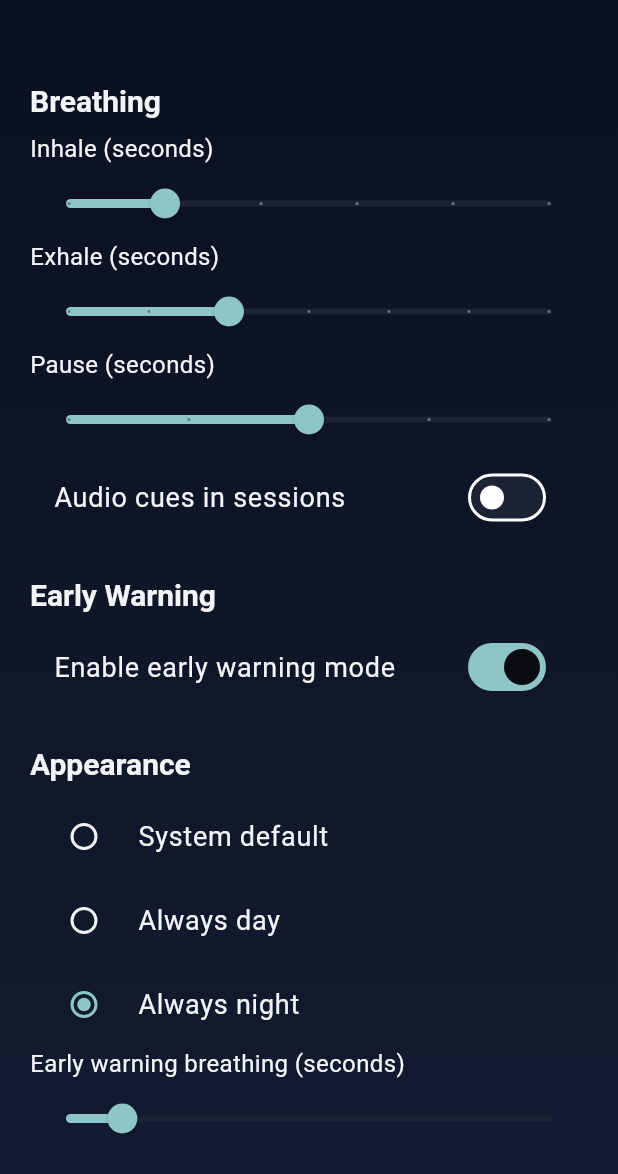
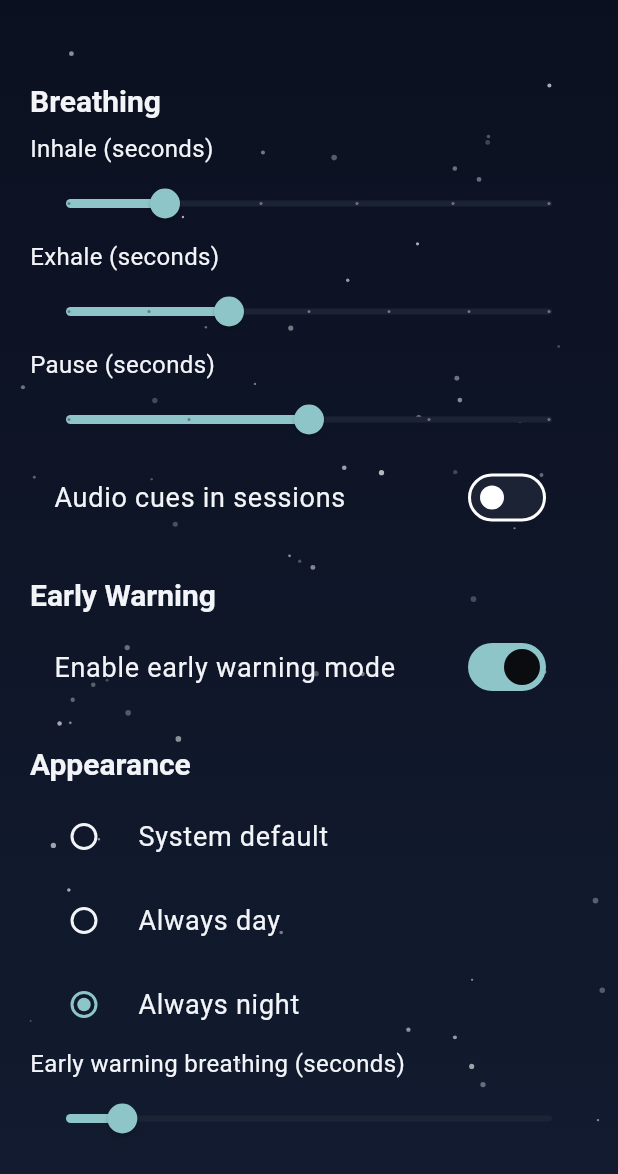
Before and after one commit to Vishwavijay1/Panic_fix, a Flutter app: the SettingsScreen screen opened by its route, after a tap on "Always night", on a phone screen of 412 x 824 dp, the part 62-1236 px from its top. Run offline on Flutter 3.47's test engine with Material 3 defaults, Android fonts, the phone set to English and light mode, and no system bars; our stand-ins replace audioplayers, shared_preferences; accounts and stored records are empty; Roboto replaces fonts that are missing (Geneva); project files that could hold a hidden picture were left out.

Commit message:
Add multi contacts and night sky background

```diff
--- a/panic_support/lib/models/settings.dart
+++ b/panic_support/lib/models/settings.dart
@@ -37,7 +37,7 @@ class AppSettings {
   final int earlyWarningSeconds;
   final bool reflectionEnabled;
   final List<String> customGroundingStatements;
-  final EmergencyContact? emergencyContact;
+  final List<EmergencyContact> emergencyContacts;
   final String? localEmergencyNumber;
   final String? crisisHotlineNumber;
   final String? crisisHotlineLabel;
@@ -52,7 +52,7 @@ class AppSettings {
     required this.earlyWarningSeconds,
     required this.reflectionEnabled,
     required this.customGroundingStatements,
-    required this.emergencyContact,
+    required this.emergencyContacts,
     required this.localEmergencyNumber,
     required this.crisisHotlineNumber,
     required this.crisisHotlineLabel,
@@ -68,7 +68,7 @@ class AppSettings {
     int? earlyWarningSeconds,
     bool? reflectionEnabled,
     List<String>? customGroundingStatements,
-    EmergencyContact? emergencyContact,
+    List<EmergencyContact>? emergencyContacts,
     String? localEmergencyNumber,
     String? crisisHotlineNumber,
     String? crisisHotlineLabel,
@@ -84,7 +84,7 @@ class AppSettings {
       reflectionEnabled: reflectionEnabled ?? this.reflectionEnabled,
       customGroundingStatements:
           customGroundingStatements ?? this.customGroundingStatements,
-      emergencyContact: emergencyContact ?? this.emergencyContact,
+      emergencyContacts: emergencyContacts ?? this.emergencyContacts,
       localEmergencyNumber: localEmergencyNumber ?? this.localEmergencyNumber,
       crisisHotlineNumber: crisisHotlineNumber ?? this.crisisHotlineNumber,
       crisisHotlineLabel: crisisHotlineLabel ?? this.crisisHotlineLabel,
@@ -101,7 +101,8 @@ class AppSettings {
         'earlyWarningSeconds': earlyWarningSeconds,
         'reflectionEnabled': reflectionEnabled,
         'customGroundingStatements': customGroundingStatements,
-        'emergencyContact': emergencyContact?.toMap(),
+        'emergencyContacts':
+            emergencyContacts.map((contact) => contact.toMap()).toList(),
         'localEmergencyNumber': localEmergencyNumber,
         'crisisHotlineNumber': crisisHotlineNumber,
         'crisisHotlineLabel': crisisHotlineLabel,
@@ -115,13 +116,24 @@ class AppSettings {
     final customList = rawCustom is List
         ? rawCustom.whereType<String>().map((e) => e.trim()).toList()
         : <String>[];
-    final emergencyMap = map['emergencyContact'];
-
-    EmergencyContact? contact;
-    if (emergencyMap is Map<String, dynamic>) {
-      contact = EmergencyContact.fromMap(emergencyMap);
-      if (contact.name.isEmpty && contact.phone.isEmpty) {
-        contact = null;
+    final emergencyList = <EmergencyContact>[];
+    final emergencyContactsRaw = map['emergencyContacts'];
+    if (emergencyContactsRaw is List) {
+      for (final entry in emergencyContactsRaw) {
+        if (entry is Map<String, dynamic>) {
+          final contact = EmergencyContact.fromMap(entry);
+          if (contact.name.isNotEmpty || contact.phone.isNotEmpty) {
+            emergencyList.add(contact);
+          }
+        }
+      }
+    } else {
+      final emergencyMap = map['emergencyContact'];
+      if (emergencyMap is Map<String, dynamic>) {
+        final contact = EmergencyContact.fromMap(emergencyMap);
+        if (contact.name.isNotEmpty || contact.phone.isNotEmpty) {
+          emergencyList.add(contact);
+        }
       }
     }
 
@@ -140,7 +152,7 @@ class AppSettings {
       earlyWarningSeconds: (map['earlyWarningSeconds'] as num?)?.toInt() ?? 60,
       reflectionEnabled: map['reflectionEnabled'] as bool? ?? false,
       customGroundingStatements: customList,
-      emergencyContact: contact,
+      emergencyContacts: emergencyList,
       localEmergencyNumber: map['localEmergencyNumber'] as String?,
       crisisHotlineNumber: map['crisisHotlineNumber'] as String?,
       crisisHotlineLabel: map['crisisHotlineLabel'] as String?,
@@ -163,7 +175,7 @@ class AppSettings {
       earlyWarningSeconds: 60,
       reflectionEnabled: false,
       customGroundingStatements: [],
-      emergencyContact: null,
+      emergencyContacts: [],
       localEmergencyNumber: '112',
       crisisHotlineNumber: '+91 9152987821',
       crisisHotlineLabel: 'iCall Helpline Service',
--- a/panic_support/lib/screens/settings_screen.dart
+++ b/panic_support/lib/screens/settings_screen.dart
@@ -31,8 +31,6 @@ class _SettingsScreenState extends State<SettingsScreen> {
     super.didChangeDependencies();
     if (_initialized) return;
     final settings = SettingsScope.of(context).settings;
-    _contactNameController.text = settings.emergencyContact?.name ?? '';
-    _contactPhoneController.text = settings.emergencyContact?.phone ?? '';
     _emergencyNumberController.text = settings.localEmergencyNumber ?? '';
     _crisisNumberController.text = settings.crisisHotlineNumber ?? '';
     _crisisLabelController.text = settings.crisisHotlineLabel ?? '';
@@ -41,6 +39,39 @@ class _SettingsScreenState extends State<SettingsScreen> {
     _pauseValue = settings.pauseSeconds.toDouble();
     _earlyWarningValue = settings.earlyWarningSeconds.toDouble();
     _initialized = true;
+  }
+
+  bool _isPhoneValid(String phone) {
+    final pattern = RegExp(r'^[0-9+()\\-\\s]+\$');
+    if (!pattern.hasMatch(phone)) return false;
+    final digitsOnly = phone.replaceAll(RegExp(r'\\D'), '');
+    return digitsOnly.length >= 7 && digitsOnly.length <= 15;
+  }
+
+  void _showError(String message) {
+    ScaffoldMessenger.of(context).showSnackBar(
+      SnackBar(content: Text(message)),
+    );
+  }
+
+  void _addContact(SettingsController controller) {
+    final name = _contactNameController.text.trim();
+    final phone = _contactPhoneController.text.trim();
+
+    if (phone.isEmpty) {
+      _showError('Enter a phone number.');
+      return;
+    }
+    if (!_isPhoneValid(phone)) {
+      _showError('Enter a valid phone number.');
+      return;
+    }
+
+    controller.addEmergencyContact(
+      EmergencyContact(name: name, phone: phone),
+    );
+    _contactNameController.clear();
+    _contactPhoneController.clear();
   }
 
   @override
@@ -193,7 +224,7 @@ class _SettingsScreenState extends State<SettingsScreen> {
                       ),
                     ),
                   ),
-            const SectionHeader('Emergency Contact'),
+          const SectionHeader('Emergency Contacts'),
           TextField(
             controller: _contactNameController,
             decoration: const InputDecoration(
@@ -211,36 +242,31 @@ class _SettingsScreenState extends State<SettingsScreen> {
             ),
           ),
           const SizedBox(height: 12),
-            Row(
-              children: [
-                Expanded(
+          SizedBox(
+            width: double.infinity,
             child: ElevatedButton(
-                    onPressed: () {
-                      final name = _contactNameController.text.trim();
-                      final phone = _contactPhoneController.text.trim();
-                      if (name.isEmpty && phone.isEmpty) {
-                        controller.updateEmergencyContact(null);
-                      } else {
-                        controller.updateEmergencyContact(
-                          EmergencyContact(name: name, phone: phone),
-                        );
-                      }
-                    },
-                    child: const Text('Save contact'),
+              onPressed: () => _addContact(controller),
+              child: const Text('Add contact'),
             ),
           ),
-                const SizedBox(width: 12),
-                Expanded(
-                  child: OutlinedButton(
-                    onPressed: () {
-                      _contactNameController.clear();
-                      _contactPhoneController.clear();
-                      controller.updateEmergencyContact(null);
-                    },
-                    child: const Text('Clear'),
+          const SizedBox(height: 12),
+          if (settings.emergencyContacts.isEmpty)
+            const Text('No emergency contacts added yet.'),
+          if (settings.emergencyContacts.isNotEmpty)
+            ...settings.emergencyContacts.asMap().entries.map(
+                  (entry) => ListTile(
+                    title: Text(
+                      entry.value.name.isNotEmpty
+                          ? entry.value.name
+                          : 'Emergency contact',
+                    ),
+                    subtitle: Text(entry.value.phone),
+                    trailing: IconButton(
+                      icon: const Icon(Icons.close),
+                      onPressed: () =>
+                          controller.removeEmergencyContactAt(entry.key),
                     ),
                   ),
-              ],
                 ),
             const SectionHeader('Crisis Support'),
             Text(
--- a/panic_support/lib/widgets/app_background.dart
+++ b/panic_support/lib/widgets/app_background.dart
@@ -1,4 +1,6 @@
 import 'package:flutter/material.dart';
+
+import 'night_sky.dart';
 
 class AppBackground extends StatelessWidget {
   final Widget child;
@@ -23,7 +25,12 @@ class AppBackground extends StatelessWidget {
           end: Alignment.bottomCenter,
         ),
       ),
-      child: child,
+      child: Stack(
+        children: [
+          if (isDark) const Positioned.fill(child: NightSky()),
+          child,
+        ],
+      ),
     );
   }
 }
--- /dev/null
+++ b/panic_support/lib/widgets/night_sky.dart
@@ -0,0 +1,172 @@
+import 'dart:math';
+
+import 'package:flutter/material.dart';
+
+class NightSky extends StatefulWidget {
+  const NightSky({super.key});
+
+  @override
+  State<NightSky> createState() => _NightSkyState();
+}
+
+class _NightSkyState extends State<NightSky>
+    with SingleTickerProviderStateMixin {
+  late final AnimationController _controller;
+  late final List<_Star> _stars;
+  late final List<_FallingStar> _fallingStars;
+
+  @override
+  void initState() {
+    super.initState();
+    final random = Random(42);
+    _stars = List.generate(60, (_) => _Star.random(random));
+    _fallingStars = List.generate(4, (_) => _FallingStar.random(random));
+
+    _controller = AnimationController(
+      vsync: this,
+      duration: const Duration(seconds: 26),
+    )..repeat();
+  }
+
+  @override
+  void dispose() {
+    _controller.dispose();
+    super.dispose();
+  }
+
+  @override
+  Widget build(BuildContext context) {
+    return IgnorePointer(
+      child: LayoutBuilder(
+        builder: (context, constraints) {
+          final size = Size(constraints.maxWidth, constraints.maxHeight);
+          return AnimatedBuilder(
+            animation: _controller,
+            builder: (context, _) {
+              return CustomPaint(
+                painter: _NightSkyPainter(
+                  stars: _stars,
+                  fallingStars: _fallingStars,
+                  progress: _controller.value,
+                ),
+                size: size,
+              );
+            },
+          );
+        },
+      ),
+    );
+  }
+}
+
+class _NightSkyPainter extends CustomPainter {
+  final List<_Star> stars;
+  final List<_FallingStar> fallingStars;
+  final double progress;
+
+  _NightSkyPainter({
+    required this.stars,
+    required this.fallingStars,
+    required this.progress,
+  });
+
+  @override
+  void paint(Canvas canvas, Size size) {
+    final starPaint = Paint()..style = PaintingStyle.fill;
+
+    for (final star in stars) {
+      final offset = Offset(star.x * size.width, star.y * size.height);
+      starPaint.color = Colors.white.withOpacity(star.opacity);
+      canvas.drawCircle(offset, star.radius, starPaint);
+    }
+
+    for (final star in fallingStars) {
+      final localT = _progressFor(star.startTime, star.duration);
+      if (localT == null) continue;
+
+      final start = Offset(star.start.dx * size.width, star.start.dy * size.height);
+      final end = Offset(star.end.dx * size.width, star.end.dy * size.height);
+      final current = Offset.lerp(start, end, localT)!;
+      final tail = Offset.lerp(start, end, (localT - 0.2).clamp(0.0, 1.0))!;
+
+      final opacity = (1 - localT) * star.opacity;
+      final paint = Paint()
+        ..color = Colors.white.withOpacity(opacity)
+        ..strokeWidth = star.width
+        ..strokeCap = StrokeCap.round;
+
+      canvas.drawLine(current, tail, paint);
+    }
+  }
+
+  double? _progressFor(double start, double duration) {
+    final t = progress;
+    final delta = t - start;
+    if (delta < 0) return null;
+    if (delta > duration) return null;
+    return delta / duration;
+  }
+
+  @override
+  bool shouldRepaint(covariant _NightSkyPainter oldDelegate) {
+    return oldDelegate.progress != progress;
+  }
+}
+
+class _Star {
+  final double x;
+  final double y;
+  final double radius;
+  final double opacity;
+
+  _Star({
+    required this.x,
+    required this.y,
+    required this.radius,
+    required this.opacity,
+  });
+
+  factory _Star.random(Random random) {
+    return _Star(
+      x: random.nextDouble(),
+      y: random.nextDouble(),
+      radius: 0.6 + random.nextDouble() * 1.4,
+      opacity: 0.2 + random.nextDouble() * 0.5,
+    );
+  }
+}
+
+class _FallingStar {
+  final Offset start;
+  final Offset end;
+  final double startTime;
+  final double duration;
+  final double width;
+  final double opacity;
+
+  _FallingStar({
+    required this.start,
+    required this.end,
+    required this.startTime,
+    required this.duration,
+    required this.width,
+    required this.opacity,
+  });
+
+  factory _FallingStar.random(Random random) {
+    final startX = 0.1 + random.nextDouble() * 0.7;
+    final startY = random.nextDouble() * 0.4;
+    final length = 0.15 + random.nextDouble() * 0.2;
+    final dx = length * (0.6 + random.nextDouble() * 0.4);
+    final dy = length * (0.6 + random.nextDouble() * 0.4);
+
+    return _FallingStar(
+      start: Offset(startX, startY),
+      end: Offset(startX + dx, startY + dy),
+      startTime: random.nextDouble() * 0.9,
+      duration: 0.08 + random.nextDouble() * 0.06,
+      width: 1.0 + random.nextDouble() * 1.2,
+      opacity: 0.4 + random.nextDouble() * 0.4,
+    );
+  }
+}
```
Also changed, not shown: panic_support/lib/controllers/settings_controller.dart (+17 -4 lines), panic_support/lib/screens/crisis_support_screen.dart (+8 -6 lines). Lines whose indentation alone changed are shown as unchanged.
